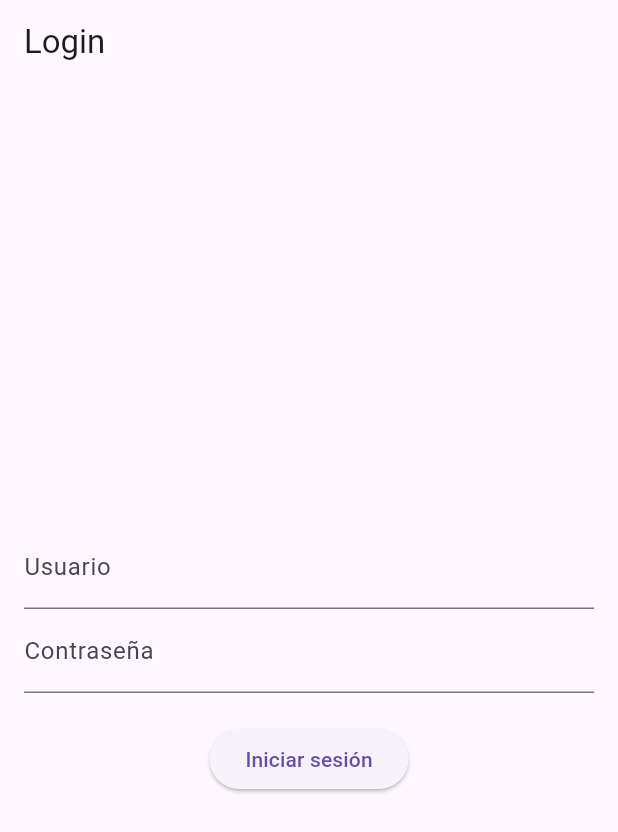
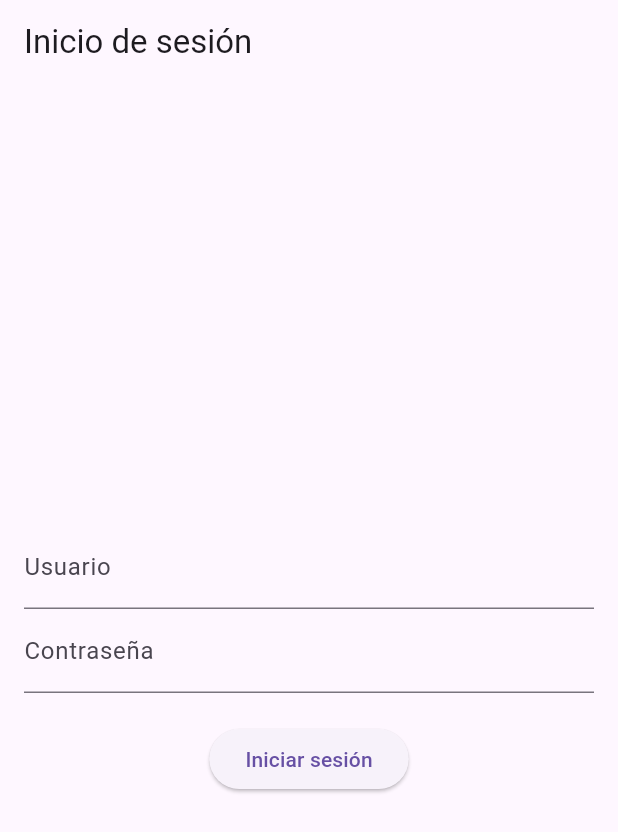
Before and after one commit to Abrajam7611/MediStock_Movil, a Flutter app: the screen it shows after launch, on a phone screen of 412 x 824 dp. Shown: the top 832 px of the screen. Run offline on Flutter 3.47's test engine with Material 3 defaults, Android fonts, the phone set to English and light mode, and no system bars.

```diff
--- a/lib/screens/login_screen.dart
+++ b/lib/screens/login_screen.dart
@@ -22,7 +22,7 @@ class _LoginScreenState extends State<LoginScreen> {
   Widget build(BuildContext context) {
     return Scaffold(
       appBar: AppBar(
-        title: Text('Login'),
+        title: Text('Inicio de sesión'),
       ),
       body: Padding(
         padding: EdgeInsets.all(16.0),
```
